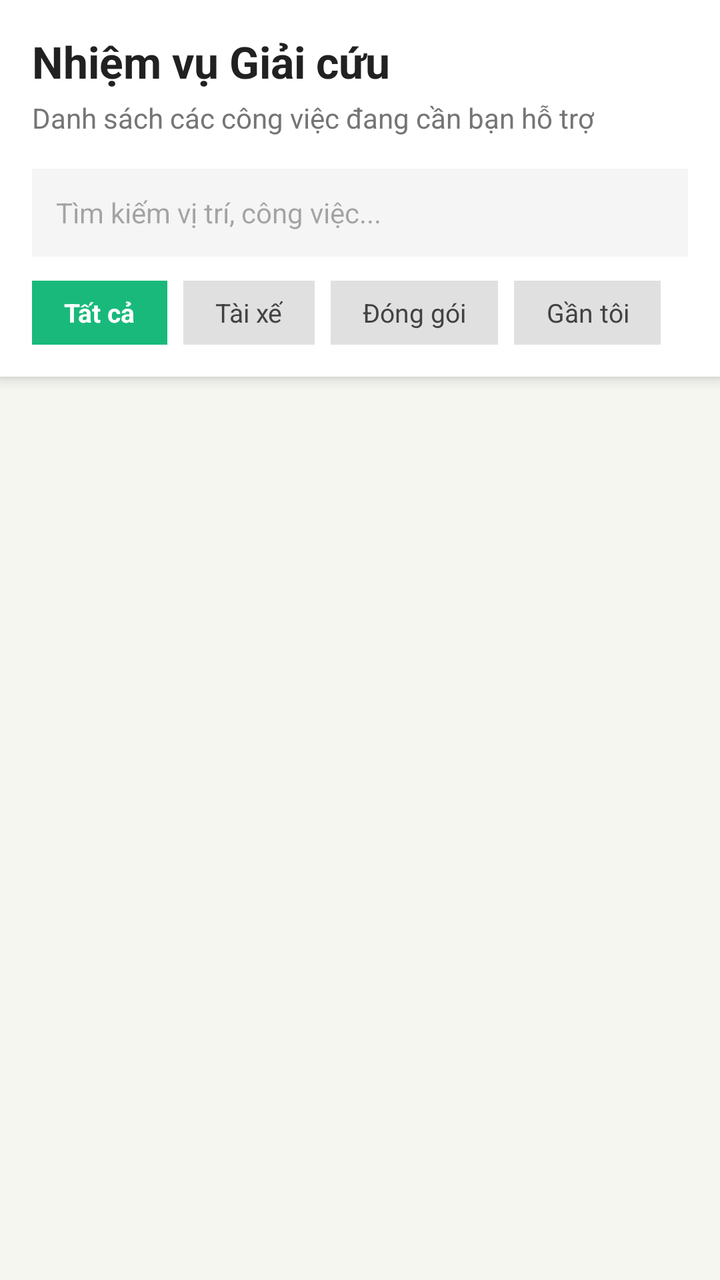
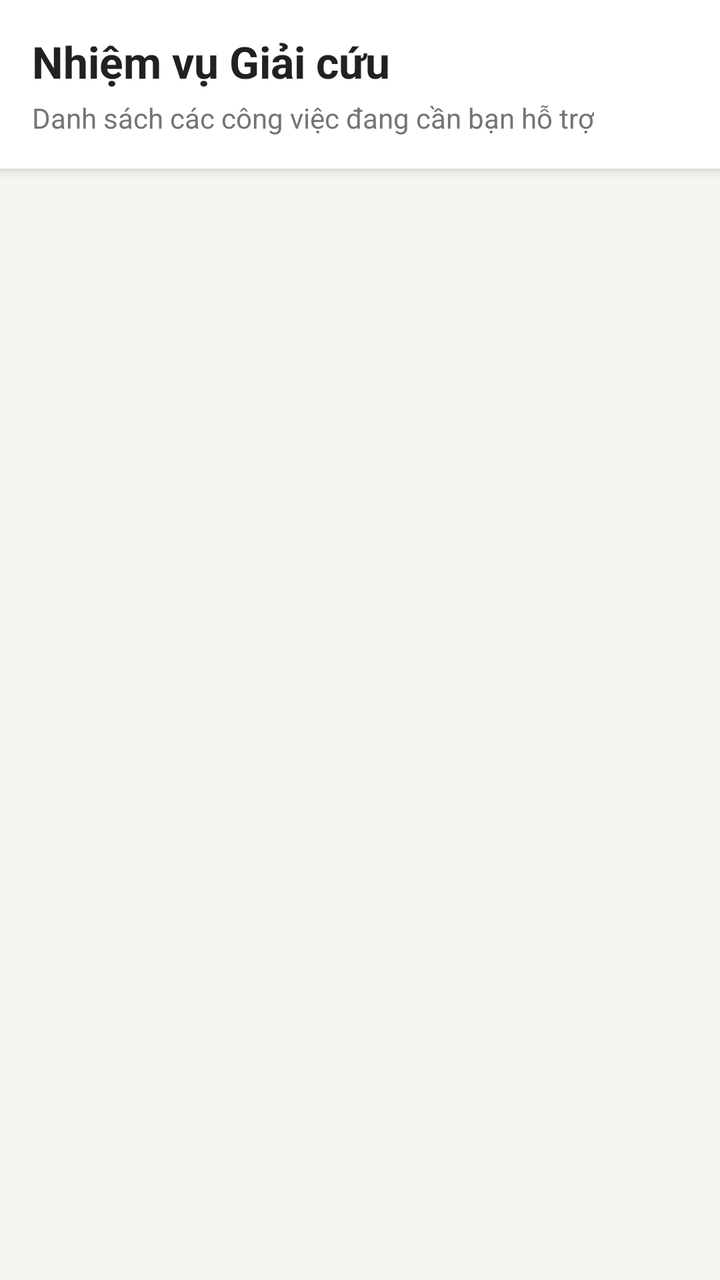

Compare the two renders of this Android layout. The source of the first and the diff that turns it into the second are given below.
<!-- AndroidManifest.xml: application theme Theme.AgriFoodsHelper -->
<!-- res/layout/fragment_job_board.xml -->
<?xml version="1.0" encoding="utf-8"?>
<LinearLayout xmlns:android="http://schemas.android.com/apk/res/android"
    xmlns:app="http://schemas.android.com/apk/res-auto"
    xmlns:tools="http://schemas.android.com/tools"
    android:layout_width="match_parent"
    android:layout_height="match_parent"
    android:background="#F5F6F0"
    android:orientation="vertical">

    
    <LinearLayout
        android:layout_width="match_parent"
        android:layout_height="wrap_content"
        android:background="#FFFFFF"
        android:elevation="4dp"
        android:orientation="vertical"
        android:padding="16dp">

        <TextView
            android:layout_width="wrap_content"
            android:layout_height="wrap_content"
            android:text="Nhiệm vụ Giải cứu"
            android:textColor="#212121"
            android:textSize="22sp"
            android:textStyle="bold" />

        <TextView
            android:layout_width="wrap_content"
            android:layout_height="wrap_content"
            android:layout_marginTop="4dp"
            android:text="Danh sách các công việc đang cần bạn hỗ trợ"
            android:textColor="#757575"
            android:textSize="14sp" />

        
        <EditText
            android:layout_width="match_parent"
            android:layout_height="44dp"
            android:layout_marginTop="16dp"
            android:background="#F5F5F5"
            android:hint="Tìm kiếm vị trí, công việc..."
            android:paddingStart="12dp"
            android:textSize="14sp" />

        
        <HorizontalScrollView
            android:layout_width="match_parent"
            android:layout_height="wrap_content"
            android:layout_marginTop="12dp"
            android:scrollbars="none">

            <LinearLayout
                android:layout_width="wrap_content"
                android:layout_height="wrap_content"
                android:orientation="horizontal">

                <TextView
                    android:layout_width="wrap_content"
                    android:layout_height="32dp"
                    android:background="#19B97C"
                    android:gravity="center"
                    android:paddingHorizontal="16dp"
                    android:text="Tất cả"
                    android:textColor="#FFFFFF"
                    android:textSize="13sp"
                    android:textStyle="bold" />

                <TextView
                    android:layout_width="wrap_content"
                    android:layout_height="32dp"
                    android:layout_marginStart="8dp"
                    android:background="#E0E0E0"
                    android:gravity="center"
                    android:paddingHorizontal="16dp"
                    android:text="Tài xế"
                    android:textColor="#424242"
                    android:textSize="13sp" />

                <TextView
                    android:layout_width="wrap_content"
                    android:layout_height="32dp"
                    android:layout_marginStart="8dp"
                    android:background="#E0E0E0"
                    android:gravity="center"
                    android:paddingHorizontal="16dp"
                    android:text="Đóng gói"
                    android:textColor="#424242"
                    android:textSize="13sp" />

                <TextView
                    android:layout_width="wrap_content"
                    android:layout_height="32dp"
                    android:layout_marginStart="8dp"
                    android:background="#E0E0E0"
                    android:gravity="center"
                    android:paddingHorizontal="16dp"
                    android:text="Gần tôi"
                    android:textColor="#424242"
                    android:textSize="13sp" />
            </LinearLayout>
        </HorizontalScrollView>
    </LinearLayout>

    
    <androidx.recyclerview.widget.RecyclerView
        android:id="@+id/recyclerViewJobBoard"
        android:layout_width="match_parent"
        android:layout_height="match_parent"
        android:clipToPadding="false"
        android:paddingTop="8dp"
        android:paddingBottom="80dp"
        tools:listitem="@layout/item_job_card" />

</LinearLayout>
<!-- res/layout/item_job_card.xml (included above) -->
<?xml version="1.0" encoding="utf-8"?>
<com.google.android.material.card.MaterialCardView xmlns:android="http://schemas.android.com/apk/res/android"
    xmlns:app="http://schemas.android.com/apk/res-auto"
    android:layout_width="match_parent"
    android:layout_height="wrap_content"
    android:layout_marginHorizontal="16dp"
    android:layout_marginVertical="8dp"
    app:cardCornerRadius="12dp"
    app:cardElevation="0dp"
    app:strokeColor="#E0E0E0"
    app:strokeWidth="1dp">

    <LinearLayout
        android:layout_width="match_parent"
        android:layout_height="wrap_content"
        android:orientation="vertical"
        android:padding="16dp">

        
        <RelativeLayout
            android:layout_width="match_parent"
            android:layout_height="wrap_content"
            android:layout_marginBottom="12dp">

            <TextView
                android:id="@+id/tvJobTypeBadge"
                android:layout_width="wrap_content"
                android:layout_height="wrap_content"
                android:text="▬ Xe tải"
                android:textColor="#009688"
                android:textSize="13sp"
                android:textStyle="bold" />

            <TextView
                android:id="@+id/tvJobUrgentBadge"
                android:layout_width="wrap_content"
                android:layout_height="wrap_content"
                android:layout_alignParentEnd="true"
                android:text="• Khẩn cấp"
                android:textColor="#E53935"
                android:textSize="13sp"
                android:textStyle="bold"
                android:visibility="visible" />
        </RelativeLayout>

        
        <LinearLayout
            android:layout_width="match_parent"
            android:layout_height="wrap_content"
            android:gravity="center_vertical"
            android:orientation="horizontal">

            <ImageView
                android:id="@+id/imgJobThumbnail"
                android:layout_width="64dp"
                android:layout_height="64dp"
                android:background="#E8F5E9"
                android:scaleType="centerCrop" />

            <LinearLayout
                android:layout_width="0dp"
                android:layout_height="wrap_content"
                android:layout_marginStart="12dp"
                android:layout_weight="1"
                android:orientation="vertical">

                <TextView
                    android:id="@+id/tvJobTitle"
                    android:layout_width="match_parent"
                    android:layout_height="wrap_content"
                    android:text="Tên chiến dịch"
                    android:textColor="#212121"
                    android:textSize="16sp"
                    android:textStyle="bold" />

                <TextView
                    android:id="@+id/tvJobProgressSummary"
                    android:layout_width="match_parent"
                    android:layout_height="wrap_content"
                    android:layout_marginTop="4dp"
                    android:text="Tiến độ giải cứu nông sản"
                    android:textColor="#9E9E9E"
                    android:textSize="13sp" />
            </LinearLayout>

            <ImageView
                android:layout_width="20dp"
                android:layout_height="20dp"
                android:src="@android:drawable/ic_media_next"
                app:tint="#9E9E9E" />
        </LinearLayout>

        
        <LinearLayout
            android:layout_width="match_parent"
            android:layout_height="wrap_content"
            android:layout_marginTop="16dp"
            android:orientation="vertical">

            
            <LinearLayout
                android:layout_width="match_parent"
                android:layout_height="wrap_content"
                android:layout_marginBottom="12dp"
                android:orientation="horizontal">

                <ImageView
                    android:layout_width="16dp"
                    android:layout_height="16dp"
                    android:layout_marginTop="2dp"
                    android:src="@android:drawable/ic_menu_mylocation"
                    app:tint="#9E9E9E" />

                <LinearLayout
                    android:layout_width="match_parent"
                    android:layout_height="wrap_content"
                    android:layout_marginStart="8dp"
                    android:orientation="vertical">

                    <TextView
                        android:layout_width="wrap_content"
                        android:layout_height="wrap_content"
                        android:text="Điểm bốc hàng"
                        android:textColor="#9E9E9E"
                        android:textSize="12sp" />

                    <TextView
                        android:id="@+id/tvJobPickup"
                        android:layout_width="wrap_content"
                        android:layout_height="wrap_content"
                        android:text="Chưa có thông tin"
                        android:textColor="#424242"
                        android:textSize="14sp" />
                </LinearLayout>
            </LinearLayout>

            
            <LinearLayout
                android:layout_width="match_parent"
                android:layout_height="wrap_content"
                android:layout_marginBottom="12dp"
                android:orientation="horizontal">

                <ImageView
                    android:layout_width="16dp"
                    android:layout_height="16dp"
                    android:layout_marginTop="2dp"
                    android:src="@android:drawable/ic_menu_mylocation"
                    app:tint="#9E9E9E" />

                <LinearLayout
                    android:layout_width="match_parent"
                    android:layout_height="wrap_content"
                    android:layout_marginStart="8dp"
                    android:orientation="vertical">

                    <TextView
                        android:layout_width="wrap_content"
                        android:layout_height="wrap_content"
                        android:text="Điểm giao hàng"
                        android:textColor="#9E9E9E"
                        android:textSize="12sp" />

                    <TextView
                        android:id="@+id/tvJobDropoff"
                        android:layout_width="wrap_content"
                        android:layout_height="wrap_content"
                        android:text="Chưa có thông tin"
                        android:textColor="#424242"
                        android:textSize="14sp" />
                </LinearLayout>
            </LinearLayout>

            
            <LinearLayout
                android:layout_width="match_parent"
                android:layout_height="wrap_content"
                android:orientation="horizontal">

                <ImageView
                    android:layout_width="16dp"
                    android:layout_height="16dp"
                    android:layout_marginTop="2dp"
                    android:src="@android:drawable/ic_menu_recent_history"
                    app:tint="#9E9E9E" />

                <LinearLayout
                    android:layout_width="match_parent"
                    android:layout_height="wrap_content"
                    android:layout_marginStart="8dp"
                    android:orientation="vertical">

                    <TextView
                        android:layout_width="wrap_content"
                        android:layout_height="wrap_content"
                        android:text="Thời gian huy động"
                        android:textColor="#9E9E9E"
                        android:textSize="12sp" />

                    <TextView
                        android:id="@+id/tvJobTime"
                        android:layout_width="wrap_content"
                        android:layout_height="wrap_content"
                        android:text="Chưa có thông tin"
                        android:textColor="#424242"
                        android:textSize="14sp" />
                </LinearLayout>
            </LinearLayout>
        </LinearLayout>

        
        <View
            android:layout_width="match_parent"
            android:layout_height="1dp"
            android:layout_marginVertical="16dp"
            android:background="#EEEEEE" />

        
        <RelativeLayout
            android:layout_width="match_parent"
            android:layout_height="wrap_content">

            
            <TextView
                android:id="@+id/lblWeight"
                android:layout_width="wrap_content"
                android:layout_height="wrap_content"
                android:text="Tải trọng cần thiết"
                android:textColor="#424242"
                android:textSize="13sp" />

            <TextView
                android:id="@+id/tvJobRequiredWeight"
                android:layout_width="wrap_content"
                android:layout_height="wrap_content"
                android:layout_alignParentEnd="true"
                android:text="Chưa xác định"
                android:textColor="#009688"
                android:textSize="13sp"
                android:textStyle="bold" />

            
            <TextView
                android:id="@+id/lblTrucks"
                android:layout_width="wrap_content"
                android:layout_height="wrap_content"
                android:layout_below="@id/lblWeight"
                android:layout_marginTop="8dp"
                android:text="Số xe cần huy động"
                android:textColor="#424242"
                android:textSize="13sp" />

            
            <TextView
                android:id="@+id/tvJobReceivedTrucks"
                android:layout_width="wrap_content"
                android:layout_height="wrap_content"
                android:layout_below="@id/lblTrucks"
                android:layout_marginTop="2dp"
                android:text="Đã nhận 0 xe"
                android:textColor="#9E9E9E"
                android:textSize="12sp" />

            
            <TextView
                android:id="@+id/tvJobStatus"
                android:layout_width="wrap_content"
                android:layout_height="wrap_content"
                android:layout_alignBaseline="@id/tvJobReceivedTrucks"
                android:layout_alignParentEnd="true"
                android:text="Đang chờ tài xế"
                android:textColor="#009688"
                android:textSize="12sp"
                android:textStyle="bold" />
        </RelativeLayout>

        
        <ProgressBar
            android:id="@+id/progressBarJobTrucks"
            style="?android:attr/progressBarStyleHorizontal"
            android:layout_width="match_parent"
            android:layout_height="8dp"
            android:layout_marginTop="8dp"
            android:progress="0"
            android:progressDrawable="@android:drawable/progress_horizontal" />

        
        <com.google.android.material.button.MaterialButton
            android:id="@+id/btnAcceptJob"
            android:layout_width="match_parent"
            android:layout_height="54dp"
            android:layout_marginTop="16dp"
            android:backgroundTint="#19B97C"
            android:text="Nhận chuyến"
            android:textColor="#FFFFFF"
            android:textSize="15sp"
            android:textStyle="bold"
            app:cornerRadius="8dp"
            app:icon="@android:drawable/ic_menu_save"
            app:iconGravity="textStart" />

    </LinearLayout>
</com.google.android.material.card.MaterialCardView>
<!-- resources referenced by this layout -->
<resources>
  <style name="Theme.AgriFoodsHelper" parent="Base.Theme.AgriFoodsHelper" />
  <style name="Base.Theme.AgriFoodsHelper" parent="Theme.Material3.DayNight.NoActionBar">
          
      </style>
</resources>

<!-- the commit's change to res/layout/fragment_job_board.xml (unified diff, before → after) -->
@@ -32,77 +32,11 @@
             android:textColor="#757575"
             android:textSize="14sp" />
 
-        
-        <EditText
-            android:layout_width="match_parent"
-            android:layout_height="44dp"
-            android:layout_marginTop="16dp"
-            android:background="#F5F5F5"
-            android:hint="Tìm kiếm vị trí, công việc..."
-            android:paddingStart="12dp"
-            android:textSize="14sp" />
-
-        
-        <HorizontalScrollView
-            android:layout_width="match_parent"
-            android:layout_height="wrap_content"
-            android:layout_marginTop="12dp"
-            android:scrollbars="none">
-
-            <LinearLayout
-                android:layout_width="wrap_content"
-                android:layout_height="wrap_content"
-                android:orientation="horizontal">
-
-                <TextView
-                    android:layout_width="wrap_content"
-                    android:layout_height="32dp"
-                    android:background="#19B97C"
-                    android:gravity="center"
-                    android:paddingHorizontal="16dp"
-                    android:text="Tất cả"
-                    android:textColor="#FFFFFF"
-                    android:textSize="13sp"
-                    android:textStyle="bold" />
-
-                <TextView
-                    android:layout_width="wrap_content"
-                    android:layout_height="32dp"
-                    android:layout_marginStart="8dp"
-                    android:background="#E0E0E0"
-                    android:gravity="center"
-                    android:paddingHorizontal="16dp"
-                    android:text="Tài xế"
-                    android:textColor="#424242"
-                    android:textSize="13sp" />
-
-                <TextView
-                    android:layout_width="wrap_content"
-                    android:layout_height="32dp"
-                    android:layout_marginStart="8dp"
-                    android:background="#E0E0E0"
-                    android:gravity="center"
-                    android:paddingHorizontal="16dp"
-                    android:text="Đóng gói"
-                    android:textColor="#424242"
-                    android:textSize="13sp" />
-
-                <TextView
-                    android:layout_width="wrap_content"
-                    android:layout_height="32dp"
-                    android:layout_marginStart="8dp"
-                    android:background="#E0E0E0"
-                    android:gravity="center"
-                    android:paddingHorizontal="16dp"
-                    android:text="Gần tôi"
-                    android:textColor="#424242"
-                    android:textSize="13sp" />
-            </LinearLayout>
-        </HorizontalScrollView>
+
     </LinearLayout>
 
     
-    <androidx.recyclerview.widget.RecyclerView
+<androidx.recyclerview.widget.RecyclerView
         android:id="@+id/recyclerViewJobBoard"
         android:layout_width="match_parent"
         android:layout_height="match_parent"
